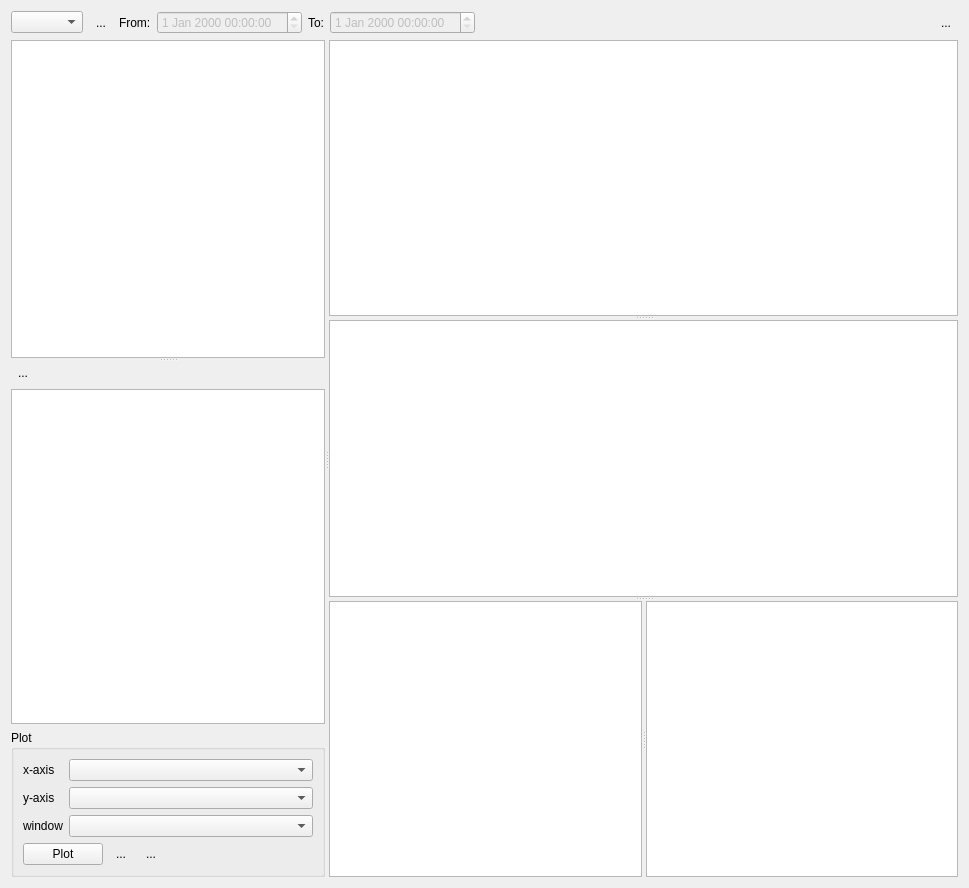
Old version of the form ui/MeasurementLog.ui in the repository MonroeQuantumNetworks/IonControl.
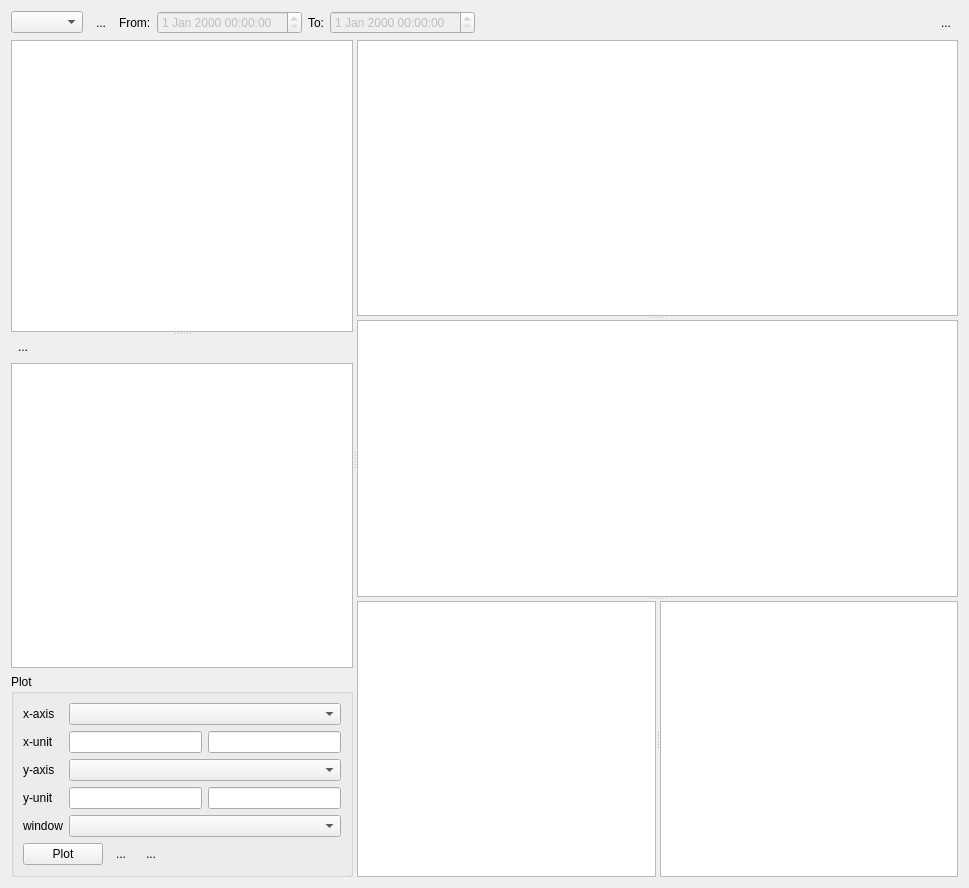
New version of the form. Icons and pictures are not drawn. Custom widgets are drawn as their Qt base class.

```diff
--- a/ui/MeasurementLog.ui
+++ b/ui/MeasurementLog.ui
@@ -158,30 +158,14 @@
           <string>Plot</string>
          </property>
          <layout class="QGridLayout" name="gridLayout">
-          <item row="1" column="1">
-           <widget class="QComboBox" name="xComboBox">
-            <property name="sizePolicy">
-             <sizepolicy hsizetype="Preferred" vsizetype="Fixed">
-              <horstretch>1</horstretch>
-              <verstretch>0</verstretch>
-             </sizepolicy>
-            </property>
-           </widget>
-          </item>
-          <item row="2" column="0">
+          <item row="3" column="0">
            <widget class="QLabel" name="label_2">
             <property name="text">
              <string>y-axis</string>
             </property>
            </widget>
           </item>
-          <item row="3" column="1">
-           <widget class="QComboBox" name="windowComboBox"/>
-          </item>
-          <item row="2" column="1">
-           <widget class="QComboBox" name="yComboBox"/>
-          </item>
-          <item row="4" column="0" colspan="2">
+          <item row="8" column="0" colspan="3">
            <layout class="QHBoxLayout" name="horizontalLayout_2">
             <item>
              <widget class="QPushButton" name="plotButton">
@@ -239,13 +223,20 @@
             </item>
            </layout>
           </item>
-          <item row="3" column="0">
+          <item row="5" column="0">
            <widget class="QLabel" name="label_3">
             <property name="text">
              <string>window</string>
             </property>
            </widget>
           </item>
+          <item row="2" column="2">
+           <widget class="QLineEdit" name="xUnitEdit">
+            <property name="toolTip">
+             <string>xUnit</string>
+            </property>
+           </widget>
+          </item>
           <item row="1" column="0">
            <widget class="QLabel" name="label">
             <property name="text">
@@ -253,6 +244,57 @@
             </property>
            </widget>
           </item>
+          <item row="4" column="2">
+           <widget class="QLineEdit" name="yUnitEdit">
+            <property name="toolTip">
+             <string>y Unit</string>
+            </property>
+           </widget>
+          </item>
+          <item row="2" column="0">
+           <widget class="QLabel" name="label_4">
+            <property name="text">
+             <string>x-unit</string>
+            </property>
+           </widget>
+          </item>
+          <item row="4" column="0">
+           <widget class="QLabel" name="label_5">
+            <property name="text">
+             <string>y-unit</string>
+            </property>
+           </widget>
+          </item>
+          <item row="2" column="1">
+           <widget class="QLineEdit" name="xExpressionEdit">
+            <property name="toolTip">
+             <string>Expression for x value, use x for x-value</string>
+            </property>
+           </widget>
+          </item>
+          <item row="4" column="1">
+           <widget class="QLineEdit" name="yExpressionEdit">
+            <property name="toolTip">
+             <string>Expression use y for value</string>
+            </property>
+           </widget>
+          </item>
+          <item row="1" column="1" colspan="2">
+           <widget class="QComboBox" name="xComboBox">
+            <property name="sizePolicy">
+             <sizepolicy hsizetype="Preferred" vsizetype="Fixed">
+              <horstretch>1</horstretch>
+              <verstretch>0</verstretch>
+             </sizepolicy>
+            </property>
+           </widget>
+          </item>
+          <item row="3" column="1" colspan="2">
+           <widget class="QComboBox" name="yComboBox"/>
+          </item>
+          <item row="5" column="1" colspan="2">
+           <widget class="QComboBox" name="windowComboBox"/>
+          </item>
          </layout>
         </widget>
        </item>
```
